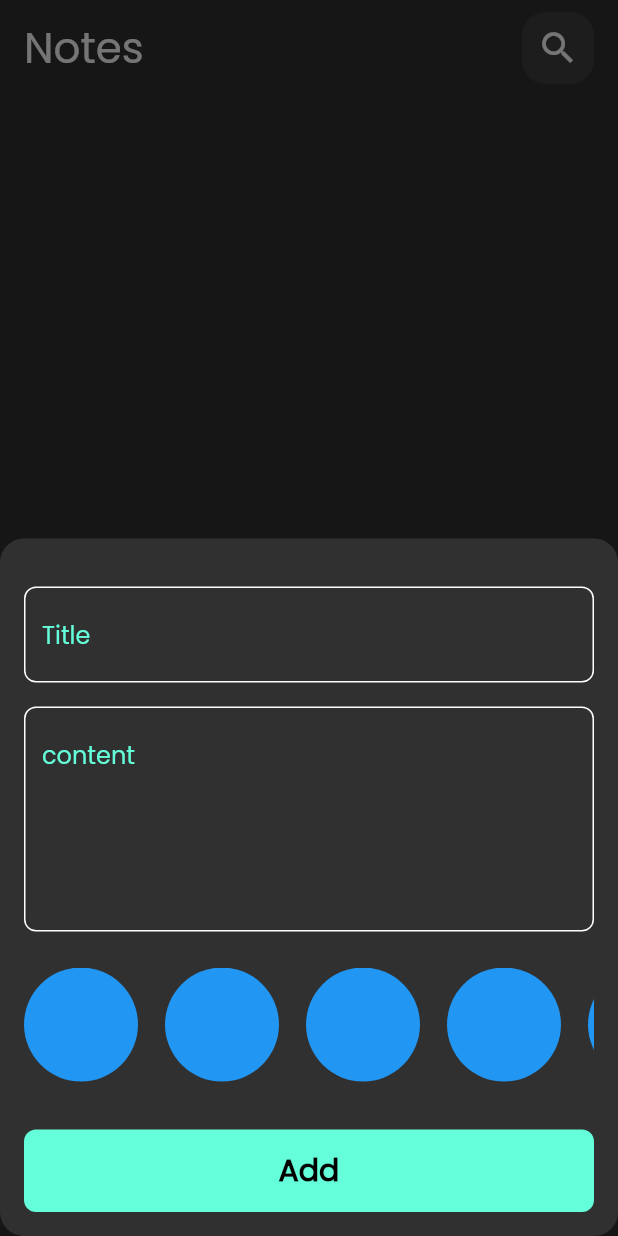
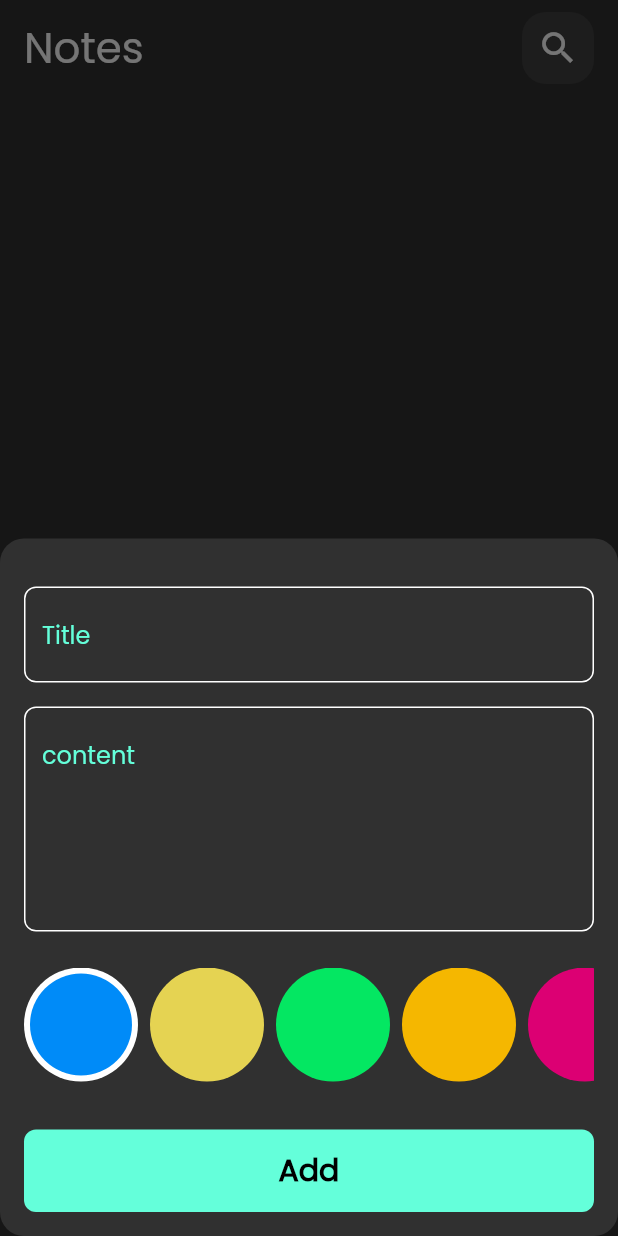
Before and after one commit to FakhrElddin/notes_app, a Flutter app: the screen it shows after launch, after a tap on the "add" icon, on a phone screen of 412 x 824 dp. Run offline on Flutter 3.47's test engine with Material 2 defaults, Android fonts, the phone set to English and light mode, and no system bars; our stand-ins replace bloc, flutter_bloc, hive, hive_flutter; accounts and stored records are empty.

Commit message:
colors list view part 2

```diff
--- a/lib/widgets/colors_list_view.dart
+++ b/lib/widgets/colors_list_view.dart
@@ -1,19 +1,46 @@
 import 'package:flutter/material.dart';
 
 class ColorItem extends StatelessWidget {
-  const ColorItem({super.key});
+  const ColorItem({super.key, required this.isActive, required this.color});
+
+  final bool isActive;
+  final Color color;
 
   @override
   Widget build(BuildContext context) {
-    return const CircleAvatar(
-      backgroundColor: Colors.blue,
+    return isActive ? CircleAvatar(
+      radius: 38,
+      backgroundColor: Colors.white,
+      child: CircleAvatar(
+        backgroundColor: color,
+        radius: 34,
+      ),
+    )
+        : CircleAvatar(
+      backgroundColor: color,
       radius: 38,
     );
   }
 }
 
-class ColorsListView extends StatelessWidget {
+class ColorsListView extends StatefulWidget {
   const ColorsListView({super.key});
+
+  @override
+  State<ColorsListView> createState() => _ColorsListViewState();
+}
+
+class _ColorsListViewState extends State<ColorsListView> {
+  int currentIndex = 0;
+  List<Color> colors = const [
+    Color(0xff008BF8),
+    Color(0xffE5D352),
+    Color(0xff04E762),
+    Color(0xffF5B700),
+    Color(0xffDC0073),
+    Color(0xff89FC00),
+    Color(0xffFC1717),
+  ];
 
   @override
   Widget build(BuildContext context) {
@@ -22,9 +49,20 @@ class ColorsListView extends StatelessWidget {
       child: ListView.separated(
         physics: const BouncingScrollPhysics(),
         scrollDirection: Axis.horizontal,
-        itemBuilder: (context, index) => const ColorItem(),
-        itemCount: 10,
-        separatorBuilder: (context, index) => const SizedBox(width: 18,),
+        itemBuilder: (context, index) {
+          return GestureDetector(
+            onTap: (){
+              currentIndex = index;
+              setState(() {});
+            },
+            child: ColorItem(
+              color: colors[index],
+              isActive: currentIndex == index,
+            ),
+          );
+        },
+        itemCount: colors.length,
+        separatorBuilder: (context, index) => const SizedBox(width: 8),
       ),
     );
   }
```
